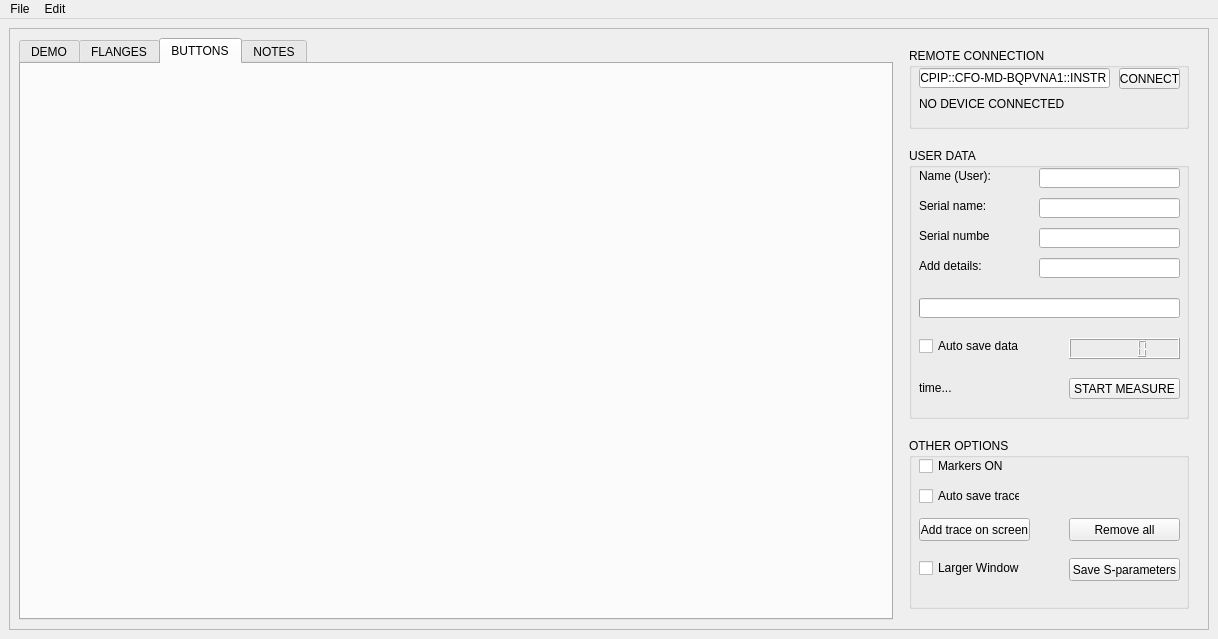
Qt form src/user_gui/user_gui.ui (joeldrc/lab-visa-gui) before a commit.
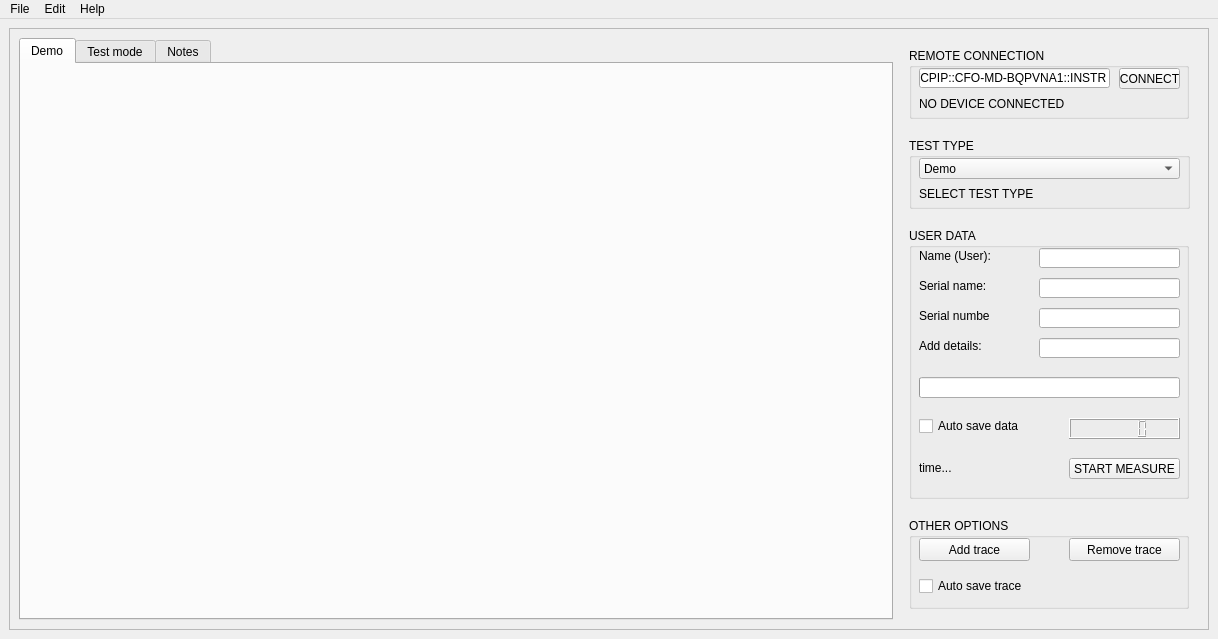
The same form after that commit. The open tabs and pages were chosen to show the change. Icons and pictures are not drawn.

```diff
--- a/src/user_gui/user_gui.ui
+++ b/src/user_gui/user_gui.ui
@@ -34,59 +34,6 @@
        <enum>QFrame::Raised</enum>
       </property>
       <layout class="QGridLayout" name="gridLayout_6">
-       <item row="0" column="0">
-        <widget class="QTabWidget" name="tabWidget">
-         <property name="minimumSize">
-          <size>
-           <width>0</width>
-           <height>0</height>
-          </size>
-         </property>
-         <property name="currentIndex">
-          <number>0</number>
-         </property>
-         <widget class="QWidget" name="tab">
-          <attribute name="title">
-           <string>DEMO</string>
-          </attribute>
-          <layout class="QGridLayout" name="gridLayout_2">
-           <item row="0" column="0">
-            <layout class="QVBoxLayout" name="plotTest"/>
-           </item>
-          </layout>
-         </widget>
-         <widget class="QWidget" name="tab_2">
-          <attribute name="title">
-           <string>FLANGES</string>
-          </attribute>
-          <layout class="QGridLayout" name="gridLayout_3">
-           <item row="0" column="0">
-            <layout class="QVBoxLayout" name="plotTest_2"/>
-           </item>
-          </layout>
-         </widget>
-         <widget class="QWidget" name="tab_4">
-          <attribute name="title">
-           <string>BUTTONS</string>
-          </attribute>
-          <layout class="QGridLayout" name="gridLayout_4">
-           <item row="0" column="0">
-            <layout class="QVBoxLayout" name="plotTest_3"/>
-           </item>
-          </layout>
-         </widget>
-         <widget class="QWidget" name="tab_3">
-          <attribute name="title">
-           <string>NOTES</string>
-          </attribute>
-          <layout class="QGridLayout" name="gridLayout_5">
-           <item row="0" column="0">
-            <widget class="QTextEdit" name="textEdit"/>
-           </item>
-          </layout>
-         </widget>
-        </widget>
-       </item>
        <item row="0" column="1">
         <widget class="QWidget" name="widget" native="true">
          <property name="minimumSize">
@@ -99,9 +46,9 @@
           <property name="geometry">
            <rect>
             <x>10</x>
-            <y>400</y>
+            <y>480</y>
             <width>280</width>
-            <height>171</height>
+            <height>91</height>
            </rect>
           </property>
           <property name="minimumSize">
@@ -117,8 +64,8 @@
            <property name="geometry">
             <rect>
              <x>10</x>
-             <y>50</y>
-             <width>101</width>
+             <y>60</y>
+             <width>111</width>
              <height>16</height>
             </rect>
            </property>
@@ -126,69 +73,30 @@
             <string>Auto save trace</string>
            </property>
           </widget>
-          <widget class="QCheckBox" name="markersOn">
-           <property name="geometry">
-            <rect>
-             <x>10</x>
-             <y>20</y>
-             <width>101</width>
-             <height>16</height>
-            </rect>
-           </property>
-           <property name="text">
-            <string>Markers ON</string>
-           </property>
-          </widget>
           <widget class="QPushButton" name="addTrace">
            <property name="geometry">
             <rect>
              <x>10</x>
-             <y>80</y>
+             <y>20</y>
              <width>111</width>
              <height>23</height>
             </rect>
            </property>
            <property name="text">
-            <string>Add trace on screen</string>
+            <string>Add trace</string>
            </property>
           </widget>
           <widget class="QPushButton" name="removeTrace">
            <property name="geometry">
             <rect>
              <x>160</x>
-             <y>80</y>
+             <y>20</y>
              <width>111</width>
              <height>23</height>
             </rect>
            </property>
            <property name="text">
-            <string>Remove all</string>
-           </property>
-          </widget>
-          <widget class="QCheckBox" name="checkBox">
-           <property name="geometry">
-            <rect>
-             <x>10</x>
-             <y>120</y>
-             <width>101</width>
-             <height>20</height>
-            </rect>
-           </property>
-           <property name="text">
-            <string>Larger Window</string>
-           </property>
-          </widget>
-          <widget class="QPushButton" name="saveSparameters">
-           <property name="geometry">
-            <rect>
-             <x>160</x>
-             <y>120</y>
-             <width>111</width>
-             <height>23</height>
-            </rect>
-           </property>
-           <property name="text">
-            <string>Save S-parameters</string>
+            <string>Remove trace</string>
            </property>
           </widget>
          </widget>
@@ -196,7 +104,7 @@
           <property name="geometry">
            <rect>
             <x>10</x>
-            <y>110</y>
+            <y>190</y>
             <width>280</width>
             <height>271</height>
            </rect>
@@ -306,9 +214,9 @@
            <property name="geometry">
             <rect>
              <x>10</x>
-             <y>150</y>
+             <y>149</y>
              <width>261</width>
-             <height>20</height>
+             <height>21</height>
             </rect>
            </property>
            <property name="value">
@@ -374,7 +282,7 @@
             <x>10</x>
             <y>10</y>
             <width>280</width>
-            <height>81</height>
+            <height>71</height>
            </rect>
           </property>
           <property name="minimumSize">
@@ -390,9 +298,9 @@
            <property name="geometry">
             <rect>
              <x>10</x>
-             <y>45</y>
+             <y>40</y>
              <width>261</width>
-             <height>21</height>
+             <height>31</height>
             </rect>
            </property>
            <property name="text">
@@ -426,6 +334,109 @@
            </property>
           </widget>
          </widget>
+         <widget class="QGroupBox" name="groupBox">
+          <property name="geometry">
+           <rect>
+            <x>10</x>
+            <y>100</y>
+            <width>281</width>
+            <height>71</height>
+           </rect>
+          </property>
+          <property name="title">
+           <string>TEST TYPE</string>
+          </property>
+          <widget class="QComboBox" name="comboBox_test_type">
+           <property name="geometry">
+            <rect>
+             <x>10</x>
+             <y>20</y>
+             <width>261</width>
+             <height>21</height>
+            </rect>
+           </property>
+           <property name="editable">
+            <bool>false</bool>
+           </property>
+           <property name="currentText">
+            <string>Demo</string>
+           </property>
+           <item>
+            <property name="text">
+             <string>Demo</string>
+            </property>
+           </item>
+           <item>
+            <property name="text">
+             <string>Feedthrough</string>
+            </property>
+           </item>
+           <item>
+            <property name="text">
+             <string>Pick_up</string>
+            </property>
+           </item>
+          </widget>
+          <widget class="QLabel" name="label_test_type">
+           <property name="geometry">
+            <rect>
+             <x>10</x>
+             <y>40</y>
+             <width>251</width>
+             <height>31</height>
+            </rect>
+           </property>
+           <property name="text">
+            <string>SELECT TEST TYPE</string>
+           </property>
+          </widget>
+         </widget>
+        </widget>
+       </item>
+       <item row="0" column="0">
+        <widget class="QTabWidget" name="tabWidget">
+         <property name="minimumSize">
+          <size>
+           <width>0</width>
+           <height>0</height>
+          </size>
+         </property>
+         <property name="currentIndex">
+          <number>0</number>
+         </property>
+         <property name="movable">
+          <bool>false</bool>
+         </property>
+         <widget class="QWidget" name="tab">
+          <attribute name="title">
+           <string>Demo</string>
+          </attribute>
+          <layout class="QGridLayout" name="gridLayout_2">
+           <item row="0" column="0">
+            <layout class="QVBoxLayout" name="plotTest"/>
+           </item>
+          </layout>
+         </widget>
+         <widget class="QWidget" name="tab_2">
+          <attribute name="title">
+           <string>Test mode</string>
+          </attribute>
+          <layout class="QGridLayout" name="gridLayout_3">
+           <item row="0" column="0">
+            <layout class="QVBoxLayout" name="plotTest_2"/>
+           </item>
+          </layout>
+         </widget>
+         <widget class="QWidget" name="tab_3">
+          <attribute name="title">
+           <string>Notes</string>
+          </attribute>
+          <layout class="QGridLayout" name="gridLayout_5">
+           <item row="0" column="0">
+            <widget class="QTextEdit" name="textEdit"/>
+           </item>
+          </layout>
+         </widget>
         </widget>
        </item>
       </layout>
@@ -457,8 +468,15 @@
     <addaction name="actionFont"/>
     <addaction name="actionColor"/>
    </widget>
+   <widget class="QMenu" name="menuHelp">
+    <property name="title">
+     <string>Help</string>
+    </property>
+    <addaction name="actionAbout"/>
+   </widget>
    <addaction name="menuFile"/>
    <addaction name="menuEdit"/>
+   <addaction name="menuHelp"/>
   </widget>
   <action name="actionOpen">
    <property name="text">
```
Left out of the diff: 5 changed lines with no effect on the pictures.
